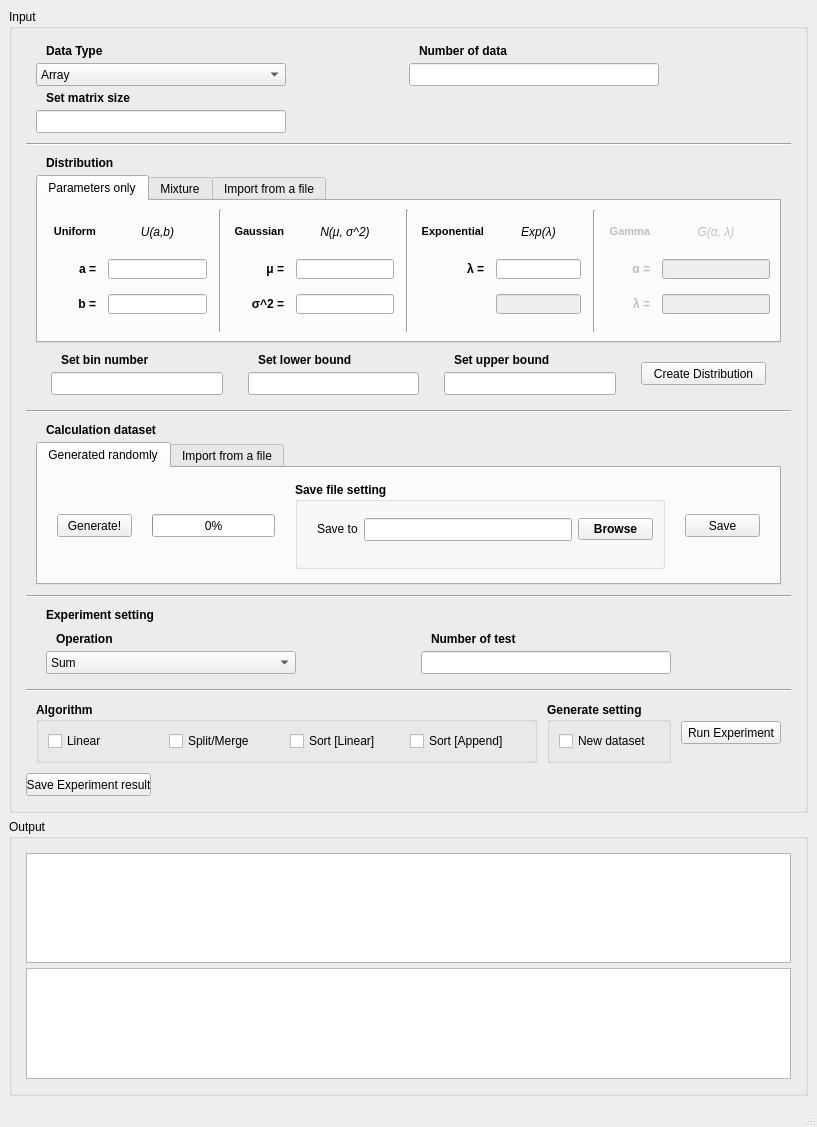
Qt form src/mainwindow.ui (hungnv-sr/Map-Reduce-USTH-M1-2019) before a commit.
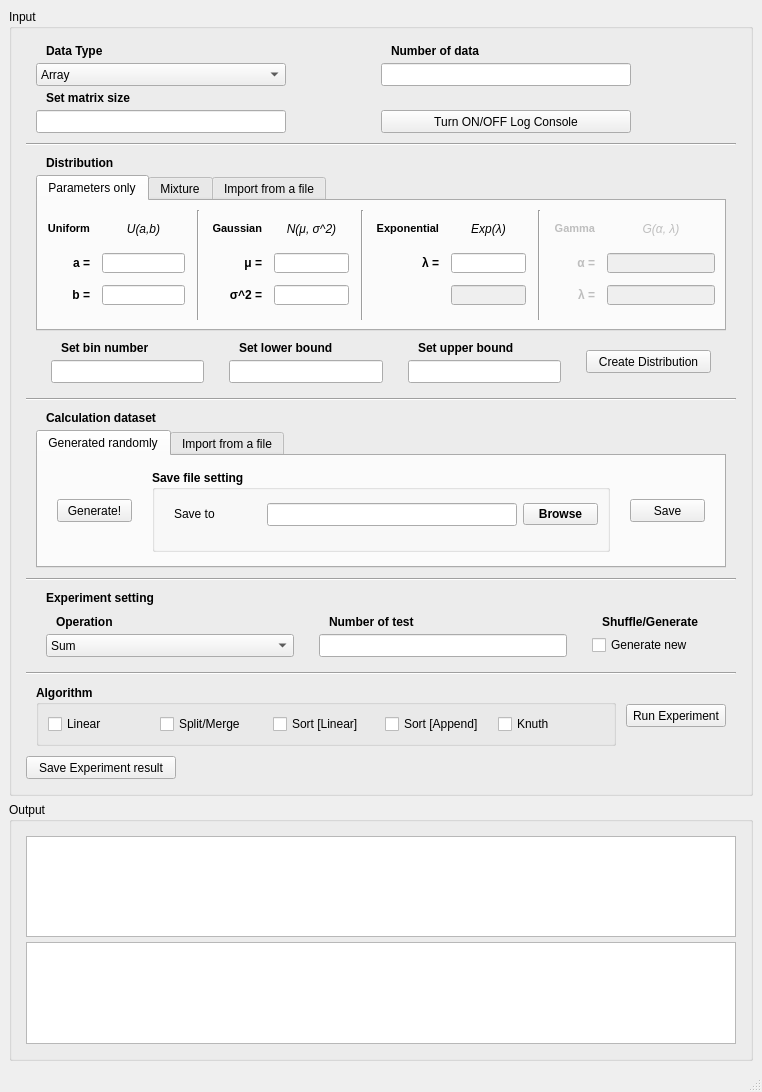
The same form after that commit. The open tabs and pages were chosen to show the change.

Commit message: Added Log Console and option to turn ON/OFF that console

What changed in the file:
```diff
--- a/src/mainwindow.ui
+++ b/src/mainwindow.ui
@@ -6,10 +6,8 @@
    <rect>
     <x>0</x>
     <y>0</y>
-
-    <width>817</width>
-    <height>1127</height>
-
+    <width>762</width>
+    <height>1092</height>
    </rect>
   </property>
   <property name="windowTitle">
@@ -210,6 +208,33 @@
                </property>
               </widget>
              </item>
+             <item row="3" column="2" colspan="2">
+              <widget class="QPushButton" name="pButtonLogConsole">
+               <property name="minimumSize">
+                <size>
+                 <width>250</width>
+                 <height>23</height>
+                </size>
+               </property>
+               <property name="maximumSize">
+                <size>
+                 <width>250</width>
+                 <height>16777215</height>
+                </size>
+               </property>
+               <property name="font">
+                <font>
+                 <italic>false</italic>
+                </font>
+               </property>
+               <property name="layoutDirection">
+                <enum>Qt::LeftToRight</enum>
+               </property>
+               <property name="text">
+                <string>Turn ON/OFF Log Console</string>
+               </property>
+              </widget>
+             </item>
             </layout>
            </item>
            <item>
@@ -1271,7 +1296,7 @@
                 </attribute>
                 <layout class="QHBoxLayout" name="horizontalLayout_9">
                  <item>
-                  <layout class="QHBoxLayout" name="hLayoutInput_3_Page_1" stretch="1,2,6,0">
+                  <layout class="QHBoxLayout" name="hLayoutInput_3_Page_1" stretch="1,6,0">
                    <property name="spacing">
                     <number>20</number>
                    </property>
@@ -1306,25 +1331,6 @@
                      </property>
                     </widget>
                    </item>
-                   <item>
-                    <widget class="QProgressBar" name="progBar">
-                     <property name="minimumSize">
-                      <size>
-                       <width>0</width>
-                       <height>23</height>
-                      </size>
-                     </property>
-                     <property name="maximumSize">
-                      <size>
-                       <width>250</width>
-                       <height>16777215</height>
-                      </size>
-                     </property>
-                     <property name="value">
-                      <number>0</number>
-                     </property>
-                    </widget>
-                   </item>
                    <item>
                     <widget class="QGroupBox" name="gBoxSaveDataset">
                      <property name="font">
@@ -1542,7 +1548,7 @@
               </widget>
              </item>
              <item>
-              <layout class="QGridLayout" name="gLayoutInput_3" columnstretch="0,0,0,0">
+              <layout class="QGridLayout" name="gLayoutInput_3" columnstretch="0,0,0,0,0">
                <property name="leftMargin">
                 <number>10</number>
                </property>
@@ -1561,59 +1567,19 @@
                <property name="verticalSpacing">
                 <number>5</number>
                </property>
-               <item row="0" column="0" colspan="2">
-                <widget class="QLabel" name="lblOperation">
+               <item row="1" column="2" colspan="2">
+                <widget class="QLineEdit" name="lEditNumTest">
                  <property name="minimumSize">
                   <size>
-                   <width>0</width>
-                   <height>14</height>
+                   <width>50</width>
+                   <height>23</height>
                   </size>
                  </property>
                  <property name="maximumSize">
                   <size>
-                   <width>16777215</width>
-                   <height>14</height>
+                   <width>250</width>
+                   <height>16777215</height>
                   </size>
-                 </property>
-                 <property name="font">
-                  <font>
-                   <weight>75</weight>
-                   <bold>true</bold>
-                  </font>
-                 </property>
-                 <property name="text">
-                  <string>Operation</string>
-                 </property>
-                 <property name="indent">
-                  <number>10</number>
-                 </property>
-                </widget>
-               </item>
-               <item row="0" column="2" colspan="2">
-                <widget class="QLabel" name="lblNumTest">
-                 <property name="minimumSize">
-                  <size>
-                   <width>0</width>
-                   <height>14</height>
-                  </size>
-                 </property>
-                 <property name="maximumSize">
-                  <size>
-                   <width>16777215</width>
-                   <height>14</height>
-                  </size>
-                 </property>
-                 <property name="font">
-                  <font>
-                   <weight>75</weight>
-                   <bold>true</bold>
-                  </font>
-                 </property>
-                 <property name="text">
-                  <string>Number of test</string>
-                 </property>
-                 <property name="indent">
-                  <number>10</number>
                  </property>
                 </widget>
                </item>
@@ -1643,19 +1609,100 @@
                  </item>
                 </widget>
                </item>
-               <item row="1" column="2" colspan="2">
-                <widget class="QLineEdit" name="lEditNumTest">
+               <item row="0" column="2" colspan="2">
+                <widget class="QLabel" name="lblNumTest">
                  <property name="minimumSize">
                   <size>
-                   <width>50</width>
-                   <height>23</height>
+                   <width>0</width>
+                   <height>14</height>
                   </size>
                  </property>
                  <property name="maximumSize">
                   <size>
-                   <width>250</width>
-                   <height>16777215</height>
+                   <width>16777215</width>
+                   <height>14</height>
                   </size>
+                 </property>
+                 <property name="font">
+                  <font>
+                   <weight>75</weight>
+                   <bold>true</bold>
+                  </font>
+                 </property>
+                 <property name="text">
+                  <string>Number of test</string>
+                 </property>
+                 <property name="indent">
+                  <number>10</number>
+                 </property>
+                </widget>
+               </item>
+               <item row="0" column="0" colspan="2">
+                <widget class="QLabel" name="lblOperation">
+                 <property name="minimumSize">
+                  <size>
+                   <width>0</width>
+                   <height>14</height>
+                  </size>
+                 </property>
+                 <property name="maximumSize">
+                  <size>
+                   <width>16777215</width>
+                   <height>14</height>
+                  </size>
+                 </property>
+                 <property name="font">
+                  <font>
+                   <weight>75</weight>
+                   <bold>true</bold>
+                  </font>
+                 </property>
+                 <property name="text">
+                  <string>Operation</string>
+                 </property>
+                 <property name="indent">
+                  <number>10</number>
+                 </property>
+                </widget>
+               </item>
+               <item row="1" column="4">
+                <widget class="QCheckBox" name="chkBoxGenNewData">
+                 <property name="font">
+                  <font>
+                   <weight>50</weight>
+                   <bold>false</bold>
+                  </font>
+                 </property>
+                 <property name="text">
+                  <string>Generate new</string>
+                 </property>
+                </widget>
+               </item>
+               <item row="0" column="4">
+                <widget class="QLabel" name="lblNumTest_2">
+                 <property name="minimumSize">
+                  <size>
+                   <width>0</width>
+                   <height>14</height>
+                  </size>
+                 </property>
+                 <property name="maximumSize">
+                  <size>
+                   <width>16777215</width>
+                   <height>14</height>
+                  </size>
+                 </property>
+                 <property name="font">
+                  <font>
+                   <weight>75</weight>
+                   <bold>true</bold>
+                  </font>
+                 </property>
+                 <property name="text">
+                  <string>Shuffle/Generate</string>
+                 </property>
+                 <property name="indent">
+                  <number>10</number>
                  </property>
                 </widget>
                </item>
@@ -1671,7 +1718,7 @@
             </widget>
            </item>
            <item>
-            <layout class="QHBoxLayout" name="hLayoutControl" stretch="4,0,1">
+            <layout class="QHBoxLayout" name="hLayoutControl" stretch="4,1">
              <property name="spacing">
               <number>10</number>
              </property>
@@ -1751,23 +1798,8 @@
                   </property>
                  </widget>
                 </item>
-               </layout>
-              </widget>
-             </item>
-             <item>
-              <widget class="QGroupBox" name="gBoxGenSetting">
-               <property name="font">
-                <font>
-                 <weight>75</weight>
-                 <bold>true</bold>
-                </font>
-               </property>
-               <property name="title">
-                <string>Generate setting</string>
-               </property>
-               <layout class="QHBoxLayout" name="horizontalLayout_2">
                 <item>
-                 <widget class="QCheckBox" name="chkBoxGenNewData">
+                 <widget class="QCheckBox" name="chkBoxSortAppend_2">
                   <property name="font">
                    <font>
                     <weight>50</weight>
@@ -1775,7 +1807,7 @@
                    </font>
                   </property>
                   <property name="text">
-                   <string>New dataset </string>
+                   <string>Knuth</string>
                   </property>
                  </widget>
                 </item>
@@ -1809,13 +1841,13 @@
 
              <property name="minimumSize">
               <size>
-               <width>125</width>
+               <width>150</width>
                <height>23</height>
               </size>
              </property>
              <property name="maximumSize">
               <size>
-               <width>125</width>
+               <width>150</width>
                <height>16777215</height>
               </size>
              </property>
```
Left out of the diff: 8 changed lines with no effect on the pictures. The commit also changes 7 other files.
